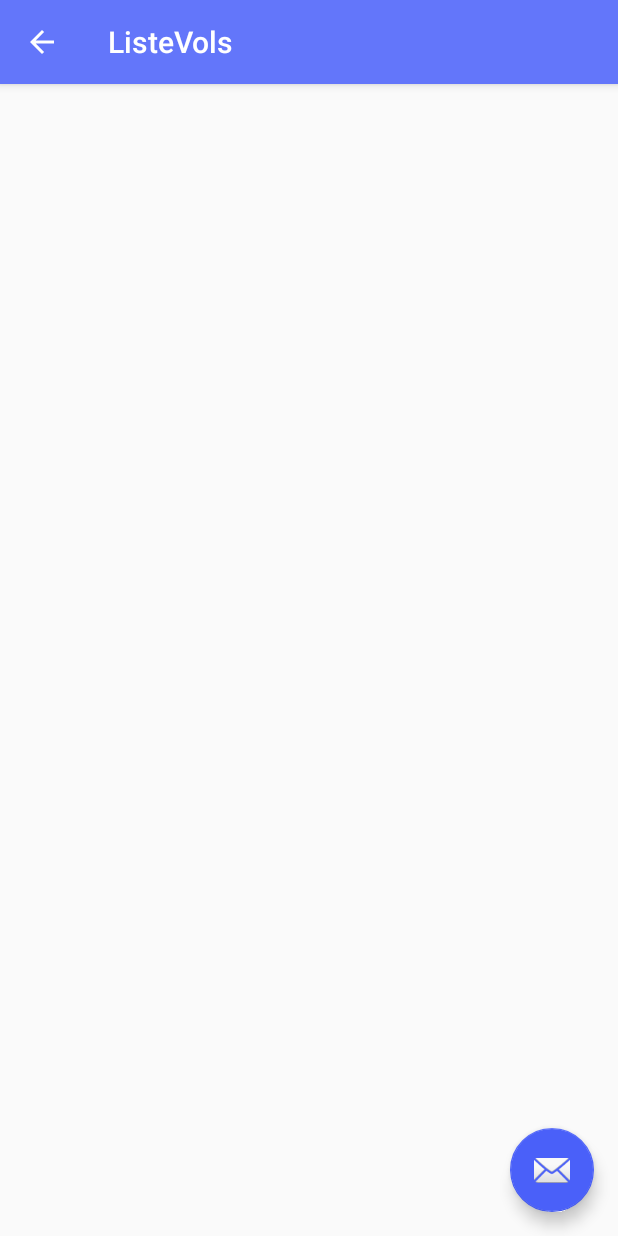
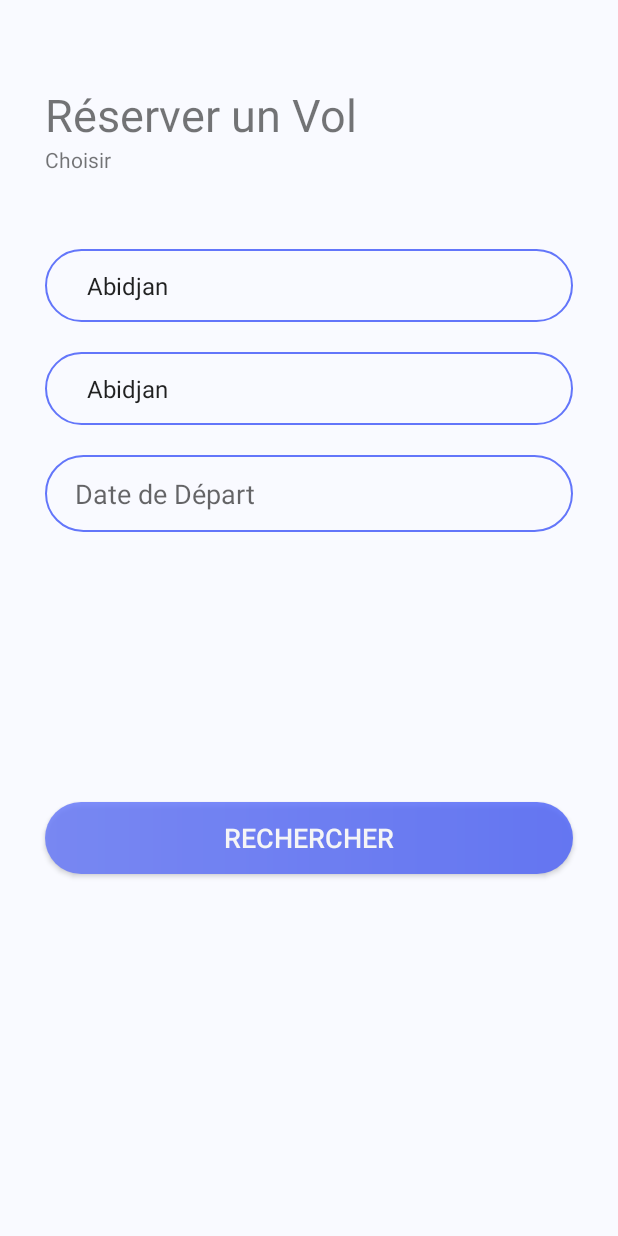
Before and after one commit to mrw007/android-reservation-vol, an Android app: the screen it shows after launch (ListeVols before the commit, RechercheVol after it), after a tap on "Vols", on a phone screen of 412 x 824 dp. Run offline under Robolectric (Android 15) with nearby library versions, the phone set to English and light mode, and no system bars.

Commit message:
search page initial

```diff
--- a/app/build.gradle
+++ b/app/build.gradle
@@ -19,7 +19,7 @@ android {
 }
 
 dependencies {
-    implementation fileTree(dir: 'libs', include: ['*.jar'])
+    implementation fileTree(include: ['*.jar'], dir: 'libs')
     implementation 'com.android.support:appcompat-v7:28.0.0'
     implementation 'com.android.support:cardview-v7:28.0.0'
     implementation 'com.android.support.constraint:constraint-layout:1.1.3'
@@ -27,4 +27,5 @@ dependencies {
     testImplementation 'junit:junit:4.12'
     androidTestImplementation 'com.android.support.test:runner:1.0.2'
     androidTestImplementation 'com.android.support.test.espresso:espresso-core:3.0.2'
+    implementation 'com.android.support:recyclerview-v7:28.0.0'
 }
--- a/app/src/main/AndroidManifest.xml
+++ b/app/src/main/AndroidManifest.xml
@@ -27,6 +27,7 @@
                 android:name="android.support.PARENT_ACTIVITY"
                 android:value="com.wcompany.mrwah.reservation_vol.MainActivity" />
         </activity>
+        <activity android:name=".RechercheVol"></activity>
     </application>
 
 </manifest>
--- a/app/src/main/java/com/wcompany/mrwah/reservation_vol/MainActivity.java
+++ b/app/src/main/java/com/wcompany/mrwah/reservation_vol/MainActivity.java
@@ -16,7 +16,7 @@ public class MainActivity extends AppCompatActivity {
         liste_vols.setOnClickListener(new View.OnClickListener() {
             @Override
             public void onClick(View v) {
-                Intent intent = new Intent(MainActivity.this, ListeVols.class);
+                Intent intent = new Intent(MainActivity.this, RechercheVol.class);
                 startActivity(intent);
             }
         });
--- /dev/null
+++ b/app/src/main/java/com/wcompany/mrwah/reservation_vol/RechercheVol.java
@@ -0,0 +1,37 @@
+package com.wcompany.mrwah.reservation_vol;
+
+import android.support.v7.app.AppCompatActivity;
+import android.os.Bundle;
+import android.widget.ArrayAdapter;
+import android.widget.Spinner;
+
+public class RechercheVol extends AppCompatActivity {
+
+    Spinner spn_depart, spn_arrivee;
+    @Override
+    protected void onCreate(Bundle savedInstanceState) {
+        super.onCreate(savedInstanceState);
+        setContentView(R.layout.activity_recherche_vol);
+        //Spinner_depart
+        spn_depart = findViewById(R.id.spnn_depart);
+
+        //Spinner_arrivée
+        spn_arrivee = findViewById(R.id.spnn_arrivee);
+        init();
+
+    }
+    private void init(){
+
+        ArrayAdapter<CharSequence> adapter = ArrayAdapter.createFromResource(this, R.array.pays_array,
+                android.R.layout.simple_spinner_item);
+        adapter.setDropDownViewResource(android.R.layout.simple_spinner_dropdown_item);
+        spn_depart.setAdapter(adapter);
+
+
+        ArrayAdapter<CharSequence> adapter2 = ArrayAdapter.createFromResource(this, R.array.pays_array,
+                android.R.layout.simple_spinner_item);
+        adapter2.setDropDownViewResource(android.R.layout.simple_spinner_dropdown_item);
+        spn_arrivee.setAdapter(adapter);
+    }
+
+}
--- /dev/null
+++ b/app/src/main/res/drawable/rounded_button_colored.xml
@@ -0,0 +1,13 @@
+<?xml version="1.0" encoding="utf-8"?>
+<shape xmlns:android="http://schemas.android.com/apk/res/android"
+    android:shape="rectangle">
+    <gradient
+        android:angle="0"
+        android:endColor="@color/colorAccent"
+        android:startColor="@color/colorPrimary"
+        android:type="linear" />
+    <corners android:bottomRightRadius="50dp"
+        android:bottomLeftRadius="50dp"
+        android:topRightRadius="50dp"
+        android:topLeftRadius="50dp"/>
+</shape>
--- /dev/null
+++ b/app/src/main/res/drawable/rounded_textview_borderscolored.xml
@@ -0,0 +1,19 @@
+<?xml version="1.0" encoding="UTF-8"?>
+<shape xmlns:android="http://schemas.android.com/apk/res/android">
+    <solid android:color="@color/not_so_white"/>
+
+    <stroke android:width="1dp"
+        android:color="@color/colorPrimary"
+        />
+
+    <padding android:left="0.1px"
+        android:top="0.1px"
+        android:right="0.1px"
+        android:bottom="0.1px"
+        />
+
+    <corners android:bottomRightRadius="50dp"
+        android:bottomLeftRadius="50dp"
+        android:topLeftRadius="50dp"
+        android:topRightRadius="50dp"/>
+</shape>
--- /dev/null
+++ b/app/src/main/res/layout/activity_recherche_vol.xml
@@ -0,0 +1,109 @@
+<?xml version="1.0" encoding="utf-8"?>
+<LinearLayout xmlns:android="http://schemas.android.com/apk/res/android"
+    xmlns:app="http://schemas.android.com/apk/res-auto"
+    xmlns:tools="http://schemas.android.com/tools"
+    android:layout_width="match_parent"
+    android:layout_height="match_parent"
+    android:background="@color/not_so_white"
+    android:orientation="vertical"
+    tools:context=".RechercheVol">
+    <android.support.v7.widget.Toolbar
+        android:id="@+id/toolbar"
+        android:layout_width="match_parent"
+        android:layout_height="wrap_content"
+        android:background="@color/not_so_white"
+        android:minHeight="?attr/actionBarSize"
+        android:theme="?attr/actionBarTheme" />
+
+    <ScrollView
+        android:layout_width="match_parent"
+        android:layout_height="match_parent">
+
+        <LinearLayout
+            android:layout_width="match_parent"
+            android:layout_height="match_parent"
+            android:orientation="vertical">
+
+            <LinearLayout
+                android:layout_width="match_parent"
+                android:layout_height="wrap_content"
+                android:layout_marginLeft="30dp"
+                android:orientation="vertical">
+
+                <TextView
+                    android:id="@+id/textView2"
+                    android:layout_width="match_parent"
+                    android:layout_height="wrap_content"
+                    android:text="Réserver un Vol"
+                    android:textSize="30sp" />
+
+                <TextView
+                    android:id="@+id/textView3"
+                    android:layout_width="match_parent"
+                    android:layout_height="wrap_content"
+                    android:text="Choisir" />
+            </LinearLayout>
+
+            <Spinner
+                android:id="@+id/spnn_depart"
+                android:layout_width="match_parent"
+                android:layout_height="wrap_content"
+                android:layout_marginBottom="20dp"
+                android:layout_marginLeft="30dp"
+                android:layout_marginRight="30dp"
+                android:layout_marginTop="50dp"
+                android:background="@drawable/rounded_textview_borderscolored"
+                android:padding="13dp"
+                android:paddingStart="20dp" />
+
+            <Spinner
+                android:id="@+id/spnn_arrivee"
+                android:layout_width="match_parent"
+                android:layout_height="wrap_content"
+                android:layout_marginBottom="20dp"
+                android:layout_marginLeft="30dp"
+                android:layout_marginRight="30dp"
+                android:background="@drawable/rounded_textview_borderscolored"
+                android:padding="13dp"
+                android:paddingStart="20dp" />
+
+
+            <EditText
+                android:id="@+id/date_naiss"
+                android:layout_width="match_parent"
+                android:layout_height="wrap_content"
+                android:layout_marginBottom="150dp"
+                android:layout_marginLeft="30dp"
+                android:layout_marginRight="30dp"
+                android:background="@drawable/rounded_textview_borderscolored"
+                android:clickable="true"
+                android:ems="10"
+                android:focusable="false"
+                android:hint="Date de Départ"
+                android:inputType="date"
+                android:padding="13dp"
+                android:paddingStart="20dp" />
+
+            <Button
+                android:id="@+id/finsh_btn"
+                android:layout_width="match_parent"
+                android:layout_height="wrap_content"
+                android:layout_alignParentBottom="true"
+                android:layout_centerHorizontal="true"
+                android:layout_marginBottom="20dp"
+                android:layout_marginLeft="30dp"
+                android:layout_marginRight="30dp"
+                android:layout_marginTop="30dp"
+                android:alpha="0.8"
+                android:background="@drawable/rounded_button_colored"
+                android:gravity="center"
+                android:paddingBottom="5dp"
+                android:paddingLeft="60dp"
+                android:paddingRight="60dp"
+                android:paddingTop="5dp"
+                android:text="Rechercher"
+                android:textColor="@color/colorWhite"
+                android:textSize="18sp" />
+        </LinearLayout>
+    </ScrollView>
+</LinearLayout>
--- /dev/null
+++ b/app/src/main/res/values/Spinner_fill_default.xml
@@ -0,0 +1,66 @@
+<?xml version="1.0" encoding="utf-8"?>
+<resources>
+    <string-array name="pays_array">
+        <item>Abidjan</item>
+        <item>Alger</item>
+        <item>Amsterdam</item>
+        <item>Bâle</item>
+        <item>Bamako</item>
+        <item>Barcelone</item>
+        <item>Belgrade</item>
+        <item>Berlin</item>
+        <item>Beyrouth</item>
+        <item>Bologne</item>
+        <item>Bordeaux</item>
+        <item>Bruxelles</item>
+        <item>Casablanca</item>
+        <item>Conakry</item>
+        <item>Constantine</item>
+        <item>Cotonou</item>
+        <item>Dakar</item>
+        <item>Djerba</item>
+        <item>Duesseldorf</item>
+        <item>Enfidha</item>
+        <item>Frankfurt</item>
+        <item>Gabes</item>
+        <item>Gafsa</item>
+        <item>Genève</item>
+        <item>Hamburg</item>
+        <item>Istanbul</item>
+        <item>Jeddah</item>
+        <item>Le Caire</item>
+        <item>Lille</item>
+        <item>Lisbonne</item>
+        <item>Londres</item>
+        <item>Lyon</item>
+        <item>Madrid</item>
+        <item>Malte</item>
+        <item>Marseille</item>
+        <item>Médine</item>
+        <item>Milan</item>
+        <item>Monastir</item>
+        <item>Montréal</item>
+        <item>Munich</item>
+        <item>Nantes</item>
+        <item>Naples</item>
+        <item>Niamey</item>
+        <item>Nice</item>
+        <item>Nouakchott</item>
+        <item>Oran</item>
+        <item>Ouagadougou</item>
+        <item>Palerme</item>
+        <item>Paris</item>
+        <item>Prague</item>
+        <item>Rome</item>
+        <item>Sfax</item>
+        <item>Strasbourg</item>
+        <item>Tabarka</item>
+        <item>Toulouse</item>
+        <item>Tozeur</item>
+        <item>Tunis</item>
+        <item>Venise</item>
+        <item>Vérone</item>
+        <item>Vienne</item>
+        <item>Zurich</item>
+    </string-array>
+</resources>
```
Also changed, not shown: app/src/main/res/drawable/rounded_button.xml (added, +9 -0 lines), app/src/main/res/drawable/rounded_button_orange.xml (added, +9 -0 lines), app/src/main/res/drawable/rounded_button_pink.xml (added, +9 -0 lines), app/src/main/res/drawable/rounded_rectangle_orange.xml (added, +14 -0 lines), app/src/main/res/drawable/rounded_with_shadows.xml (added, +58 -0 lines), app/src/main/res/layout/list_vol_item.xml (added, +10 -0 lines).
